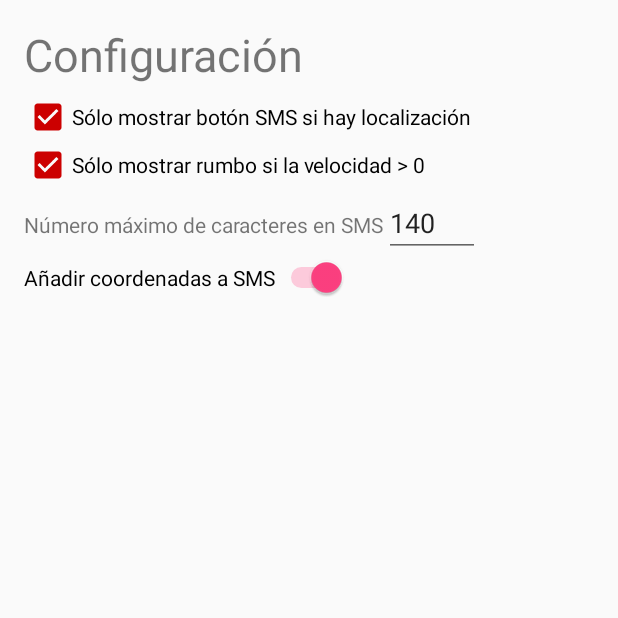
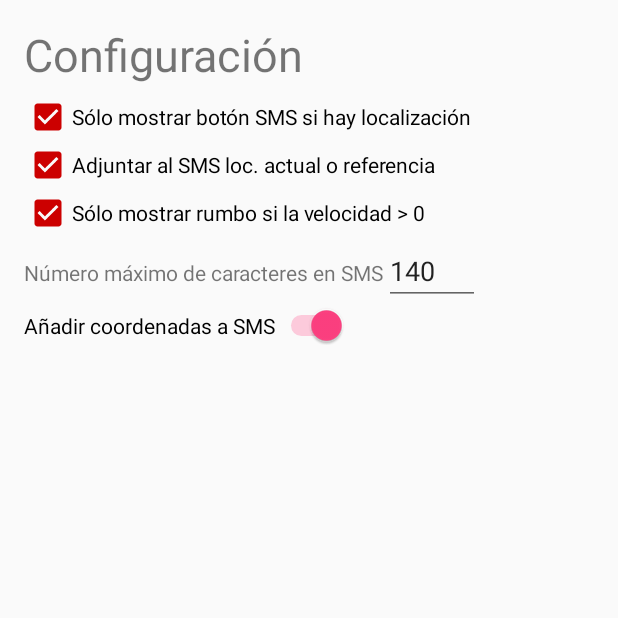
Before and after one commit to Joaquin-A/GPS_coordUTM, an Android app: the ConfiguracionActivity screen opened directly, with no data from a screen before it, on a phone screen of 412 x 824 dp, the top half of it. Run offline under Robolectric (Android 15) with nearby library versions, the phone set to English and light mode, and no system bars.

Commit message:
Añado vista y lógica para configuración de SmsActualORef. Factorizo código para mejor legibilidad

```diff
--- a/app/src/main/java/com/example/joaquin/gps_coordutm/ConfiguracionActivity.java
+++ b/app/src/main/java/com/example/joaquin/gps_coordutm/ConfiguracionActivity.java
@@ -2,8 +2,8 @@ package com.example.joaquin.gps_coordutm;
 
 import android.content.Context;
 import android.content.SharedPreferences;
+import android.os.Bundle;
 import android.support.v7.app.AppCompatActivity;
-import android.os.Bundle;
 import android.text.Editable;
 import android.text.TextWatcher;
 import android.view.View;
@@ -18,6 +18,12 @@ Manejo de las preferencias
  */
 public class ConfiguracionActivity extends AppCompatActivity {
 
+    private CheckBox cheboxSmsSiLocalizacion;
+    private CheckBox cheboxSmsActualORef;
+    private CheckBox cheboxRumboSiVelocidad;
+    private EditText edttxtTamanoSMS;
+    private Switch switchSufijo;
+
     @Override
     protected void onCreate(Bundle savedInstanceState) {
         super.onCreate(savedInstanceState);
@@ -27,20 +33,10 @@ public class ConfiguracionActivity extends AppCompatActivity {
 
 
         //Referencias a obj. del layout
-        CheckBox cheboxSmsSiLocalizacion = (CheckBox) findViewById(R.id.checkboxSMSSiCoordenadas);
-        CheckBox cheboxRumboSiVelocidad = (CheckBox) findViewById(R.id.checkboxRumboSiVelocidad);
-        EditText edttxtTamanoSMS = (EditText) findViewById(R.id.edittextTamanoSMS);
-        Switch switchSufijo = (Switch) findViewById(R.id.switchSufijo);
+        referenciasAVistas();
 
         //Si hay conf. guardada previamente ponemos las views con ese valor
-        if (shaprePreferencias.contains("SmsSiLocalizacion"))
-            cheboxSmsSiLocalizacion.setChecked(shaprePreferencias.getBoolean("SmsSiLocalizacion", true));
-        if (shaprePreferencias.contains("RumboSiVelocidad"))
-            cheboxRumboSiVelocidad.setChecked(shaprePreferencias.getBoolean("RumboSiVelocidad", true));
-        if (shaprePreferencias.contains("Sufijo"))
-            switchSufijo.setChecked(shaprePreferencias.getBoolean("Sufijo", false));
-        if (shaprePreferencias.contains("TamanoSMS"))
-            edttxtTamanoSMS.setText(((Integer) shaprePreferencias.getInt("TamanoSMS", 140)).toString());
+        poneVistasSegunConfiguracion(shaprePreferencias);
 
 
         //Añadimos listener para controlar la entrada de caracteres en el EditText
@@ -85,6 +81,29 @@ public class ConfiguracionActivity extends AppCompatActivity {
         });
     }
 
+    //Referencias a obj. del layout
+    private void referenciasAVistas() {
+        cheboxSmsSiLocalizacion = (CheckBox) findViewById(R.id.checkboxSMSSiCoordenadas);
+        cheboxSmsActualORef = (CheckBox) findViewById(R.id.checkboxSMSActualORef);
+        cheboxRumboSiVelocidad = (CheckBox) findViewById(R.id.checkboxRumboSiVelocidad);
+        edttxtTamanoSMS = (EditText) findViewById(R.id.edittextTamanoSMS);
+        switchSufijo = (Switch) findViewById(R.id.switchSufijo);
+    }
+
+    //Si hay conf. guardada previamente ponemos las views con ese valor
+    private void poneVistasSegunConfiguracion(SharedPreferences shaprePreferencias) {
+        if (shaprePreferencias.contains("SmsSiLocalizacion"))
+            cheboxSmsSiLocalizacion.setChecked(shaprePreferencias.getBoolean("SmsSiLocalizacion", true));
+        if (shaprePreferencias.contains("SmsActualORef"))
+            cheboxSmsActualORef.setChecked(shaprePreferencias.getBoolean("SmsActualORef", true));
+        if (shaprePreferencias.contains("RumboSiVelocidad"))
+            cheboxRumboSiVelocidad.setChecked(shaprePreferencias.getBoolean("RumboSiVelocidad", true));
+        if (shaprePreferencias.contains("Sufijo"))
+            switchSufijo.setChecked(shaprePreferencias.getBoolean("Sufijo", false));
+        if (shaprePreferencias.contains("TamanoSMS"))
+            edttxtTamanoSMS.setText(((Integer) shaprePreferencias.getInt("TamanoSMS", 140)).toString());
+    }
+
     //Se ha pulsado checkBoxRumboSiVelocidad
     public void rumbo (View v) {
         SharedPreferences shaprePreferencias = getSharedPreferences("CONFIGURACION_GPSCOORDUTM", Context.MODE_PRIVATE);
@@ -97,7 +116,7 @@ public class ConfiguracionActivity extends AppCompatActivity {
 
     }
 
-    //Se ha pulsado checkBoxRumboSiVelocidad
+    //Se ha pulsado checkBoxSmsSiLocalizacion
     public void sms (View v) {
 
         SharedPreferences shaprePreferencias = getSharedPreferences("CONFIGURACION_GPSCOORDUTM", Context.MODE_PRIVATE);
@@ -109,4 +128,17 @@ public class ConfiguracionActivity extends AppCompatActivity {
         shapreEditor.commit();  //¡¡Que no se olvide esto o no hacemos na!!
 
     }
+
+    //Se ha pulsado checkboxSmsActualORef
+    public void smsActual (View v) {
+
+        SharedPreferences shaprePreferencias = getSharedPreferences("CONFIGURACION_GPSCOORDUTM", Context.MODE_PRIVATE);
+        SharedPreferences.Editor shapreEditor = shaprePreferencias.edit();
+
+        boolean blnChecked = ((CheckBox) v).isChecked();
+
+        shapreEditor.putBoolean("SmsActualORef", blnChecked);
+        shapreEditor.commit();  //¡¡Que no se olvide esto o no hacemos na!!
+
+    }
 }
--- a/app/src/main/res/layout/activity_configuracion.xml
+++ b/app/src/main/res/layout/activity_configuracion.xml
@@ -33,6 +33,14 @@
             android:layout_height="wrap_content"
             android:text="Sólo mostrar botón SMS si hay localización"
             android:onClick="sms"
+            android:checked="true"
+            android:buttonTint="@android:color/holo_red_dark" />
+
+        <CheckBox android:id="@+id/checkboxSMSActualORef"
+            android:layout_width="wrap_content"
+            android:layout_height="wrap_content"
+            android:text="Adjuntar al SMS loc. actual o referencia"
+            android:onClick="smsActual"
             android:checked="true"
             android:buttonTint="@android:color/holo_red_dark" />
 
```
